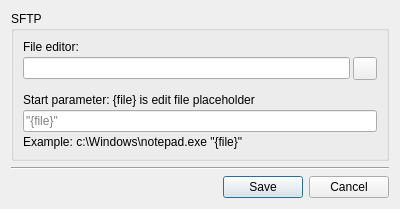
Qt form woterm/qwosessiontoolconfiguredialog.ui (aoyiduo/woterm) before a commit.
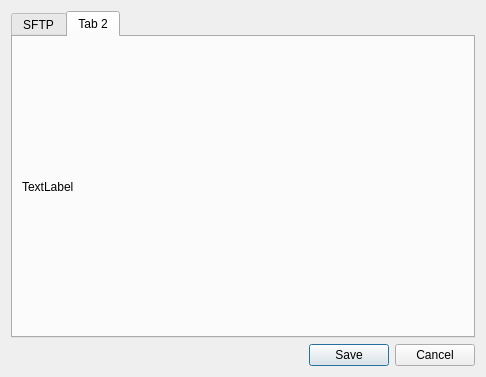
The same form after that commit. The open tabs and pages were chosen to show the change. Icons and pictures are not drawn.

Commit message: v9.28.7 [SFTP]在管理员中添加双击打开本地文件的开关。 [History]访问历史的条目数量由原来5个增加至20个。 [文本终端]优化多行字符串粘贴的处理逻辑，尽可能使换行处理与终端模式一致。 [本地串口]增加输入历史管理功能等其它小优化。

Patch:
```diff
--- a/woterm/qwosessiontoolconfiguredialog.ui
+++ b/woterm/qwosessiontoolconfiguredialog.ui
@@ -6,8 +6,8 @@
    <rect>
     <x>0</x>
     <y>0</y>
-    <width>400</width>
-    <height>199</height>
+    <width>486</width>
+    <height>377</height>
    </rect>
   </property>
   <property name="windowTitle">
@@ -15,9 +15,19 @@
   </property>
   <layout class="QVBoxLayout" name="verticalLayout">
    <item>
+    <widget class="QTabWidget" name="tabWidget">
+     <property name="currentIndex">
+      <number>0</number>
+     </property>
+     <widget class="QWidget" name="sftp">
+      <attribute name="title">
+       <string>SFTP</string>
+      </attribute>
+      <layout class="QVBoxLayout" name="verticalLayout_3">
+       <item>
     <widget class="QGroupBox" name="groupBox">
      <property name="title">
-      <string>SFTP</string>
+          <string>Remote file edit</string>
      </property>
      <layout class="QVBoxLayout" name="verticalLayout_2">
       <property name="spacing">
@@ -88,11 +98,22 @@
      </layout>
     </widget>
    </item>
+      </layout>
+     </widget>
+     <widget class="QWidget" name="other">
+      <attribute name="title">
+       <string>Tab 2</string>
+      </attribute>
+      <layout class="QVBoxLayout" name="verticalLayout_4">
    <item>
-    <widget class="Line" name="line">
-     <property name="orientation">
-      <enum>Qt::Horizontal</enum>
-     </property>
+        <widget class="QLabel" name="label_4">
+         <property name="text">
+          <string>TextLabel</string>
+         </property>
+        </widget>
+       </item>
+      </layout>
+     </widget>
     </widget>
    </item>
    <item>
```
Left out of the diff: 6 changed lines with no effect on the pictures. Lines whose indentation alone changed are shown as unchanged. The commit also changes 18 other files.
